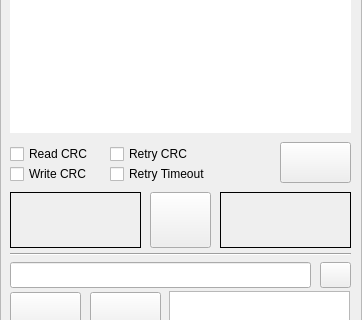
This is MainWindow.ui in louthrax/MSXJIO as Qt 5 draws it before an edit; both pictures show x 0 to 362 and y 278 to 598 of the 362 by 698 pixel window. The edited form follows.
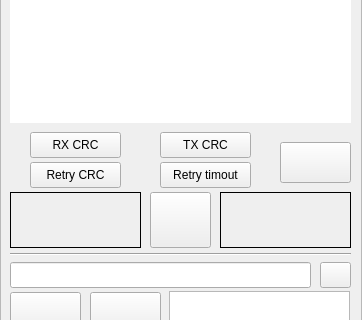
This is the edited form. Icons and pictures are not drawn.

Diff of the .ui file:
```diff
--- a/MainWindow.ui
+++ b/MainWindow.ui
@@ -182,7 +182,7 @@
          <x>10</x>
          <y>10</y>
          <width>341</width>
-         <height>401</height>
+         <height>391</height>
         </rect>
        </property>
        <property name="frameShape">
@@ -198,58 +198,6 @@
         <number>1000</number>
        </property>
       </widget>
-      <widget class="QCheckBox" name="readCRC">
-       <property name="geometry">
-        <rect>
-         <x>10</x>
-         <y>420</y>
-         <width>93</width>
-         <height>24</height>
-        </rect>
-       </property>
-       <property name="text">
-        <string>Read CRC</string>
-       </property>
-      </widget>
-      <widget class="QCheckBox" name="writeCRC">
-       <property name="geometry">
-        <rect>
-         <x>10</x>
-         <y>440</y>
-         <width>93</width>
-         <height>24</height>
-        </rect>
-       </property>
-       <property name="text">
-        <string>Write CRC</string>
-       </property>
-      </widget>
-      <widget class="QCheckBox" name="retryCRC">
-       <property name="geometry">
-        <rect>
-         <x>110</x>
-         <y>420</y>
-         <width>121</width>
-         <height>24</height>
-        </rect>
-       </property>
-       <property name="text">
-        <string>Retry CRC</string>
-       </property>
-      </widget>
-      <widget class="QCheckBox" name="retryTimeout">
-       <property name="geometry">
-        <rect>
-         <x>110</x>
-         <y>440</y>
-         <width>121</width>
-         <height>24</height>
-        </rect>
-       </property>
-       <property name="text">
-        <string>Retry Timeout</string>
-       </property>
-      </widget>
       <widget class="QPushButton" name="bluetoothButton">
        <property name="geometry">
         <rect>
@@ -390,6 +338,70 @@
         <bool>false</bool>
        </property>
       </widget>
+      <widget class="QPushButton" name="readCRC">
+       <property name="geometry">
+        <rect>
+         <x>30</x>
+         <y>410</y>
+         <width>91</width>
+         <height>26</height>
+        </rect>
+       </property>
+       <property name="text">
+        <string>RX CRC</string>
+       </property>
+       <property name="checkable">
+        <bool>true</bool>
+       </property>
+      </widget>
+      <widget class="QPushButton" name="writeCRC">
+       <property name="geometry">
+        <rect>
+         <x>160</x>
+         <y>410</y>
+         <width>91</width>
+         <height>26</height>
+        </rect>
+       </property>
+       <property name="text">
+        <string>TX CRC</string>
+       </property>
+       <property name="checkable">
+        <bool>true</bool>
+       </property>
+      </widget>
+      <widget class="QPushButton" name="retryCRC">
+       <property name="geometry">
+        <rect>
+         <x>30</x>
+         <y>440</y>
+         <width>91</width>
+         <height>26</height>
+        </rect>
+       </property>
+       <property name="text">
+        <string>Retry CRC</string>
+       </property>
+       <property name="checkable">
+        <bool>true</bool>
+       </property>
+      </widget>
+      <widget class="QPushButton" name="retryTimeout">
+       <property name="geometry">
+        <rect>
+         <x>160</x>
+         <y>440</y>
+         <width>91</width>
+         <height>26</height>
+        </rect>
+       </property>
+       <property name="text">
+        <string>Retry timout</string>
+       </property>
+       <property name="checkable">
+        <bool>true</bool>
+       </property>
+      </widget>
      </widget>
     </item>
    </layout>
```
Left out of the diff: 130 changed lines with no effect on the pictures.
